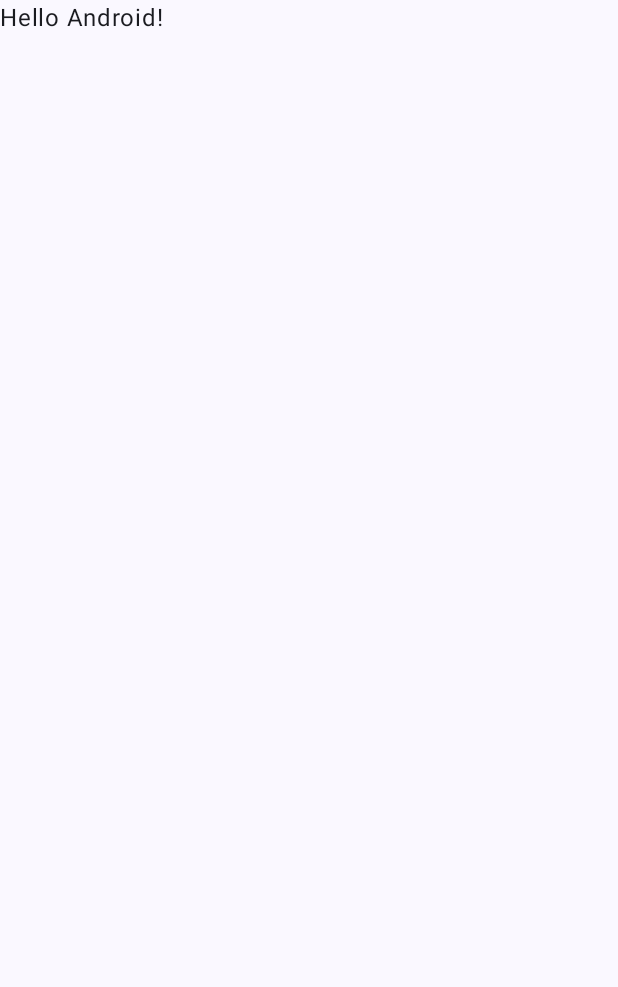
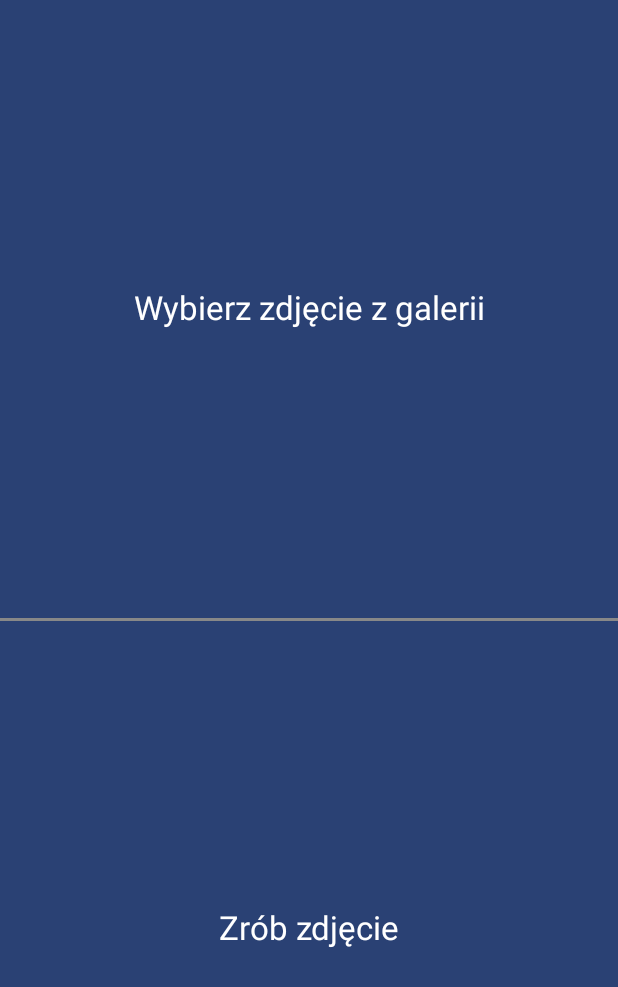
Before and after one commit to kcbalbus/AndroidLab5, an Android app built with Jetpack Compose: the screen it shows after launch (MainActivity), on a phone screen of 412 x 824 dp. Before the commit the part shown is almost empty. Shown: the top 987 px of the screen. Run offline under Robolectric (Android 15) with nearby library versions, the phone set to English and light mode, and no system bars.

Commit message:
main menu screen

```diff
--- a/app/src/main/java/com/example/androidlab5/MainActivity.kt
+++ b/app/src/main/java/com/example/androidlab5/MainActivity.kt
@@ -18,29 +18,8 @@ class MainActivity : ComponentActivity() {
         setContent {
             AndroidLab5Theme {
                 // A surface container using the 'background' color from the theme
-                Surface(
-                    modifier = Modifier.fillMaxSize(),
-                    color = MaterialTheme.colorScheme.background
-                ) {
-                    Greeting("Android")
-                }
+                MainMenuScreen()
             }
         }
     }
 }
-
-@Composable
-fun Greeting(name: String, modifier: Modifier = Modifier) {
-    Text(
-        text = "Hello $name!",
-        modifier = modifier
-    )
-}
-
-@Preview(showBackground = true)
-@Composable
-fun GreetingPreview() {
-    AndroidLab5Theme {
-        Greeting("Android")
-    }
-}
--- /dev/null
+++ b/app/src/main/java/com/example/androidlab5/MainMenuScreen.kt
@@ -0,0 +1,64 @@
+package com.example.androidlab5
+
+import androidx.compose.foundation.background
+import androidx.compose.foundation.layout.Column
+import androidx.compose.foundation.layout.Row
+import androidx.compose.foundation.layout.Spacer
+import androidx.compose.foundation.layout.fillMaxHeight
+import androidx.compose.foundation.layout.fillMaxSize
+import androidx.compose.foundation.layout.fillMaxWidth
+import androidx.compose.foundation.layout.height
+import androidx.compose.material3.Button
+import androidx.compose.material3.MaterialTheme
+import androidx.compose.material3.Text
+import androidx.compose.runtime.Composable
+import androidx.compose.ui.Modifier
+import androidx.compose.ui.graphics.Color
+import androidx.compose.ui.graphics.RectangleShape
+import androidx.compose.ui.unit.dp
+
+@Composable
+fun MainMenuScreen(){
+    Column(
+        modifier = Modifier.fillMaxSize()
+    ) {
+        Row(
+            modifier = Modifier
+                .fillMaxWidth()
+                .fillMaxHeight(0.5f)
+        ) {
+            Button(
+                shape = RectangleShape,
+                onClick = { /*TODO*/ },
+                modifier = Modifier.fillMaxSize()
+            ) {
+                Text(
+                    text = "Wybierz zdjęcie z galerii",
+                    style = MaterialTheme.typography.titleLarge
+                )
+            }
+        }
+        Spacer(
+            modifier = Modifier
+                .fillMaxWidth()
+                .height(2.dp)
+                .background(Color.Gray)
+        )
+        Row(
+            modifier = Modifier
+                .fillMaxSize()
+        ) {
+            Button(
+                shape = RectangleShape,
+                onClick = { /*TODO*/ },
+                modifier = Modifier.fillMaxSize()
+            ) {
+                Text(
+                    text = "Zrób zdjęcie",
+                    style = MaterialTheme.typography.titleLarge
+                )
+            }
+        }
+    }
+
+}
--- /dev/null
+++ b/app/src/main/java/com/example/androidlab5/PhotoState.kt
@@ -0,0 +1,4 @@
+package com.example.androidlab5
+
+class PhotoState {
+}
--- /dev/null
+++ b/app/src/main/java/com/example/androidlab5/PhotoViewModel.kt
@@ -0,0 +1,4 @@
+package com.example.androidlab5
+
+class PhotoViewModel {
+}
```
